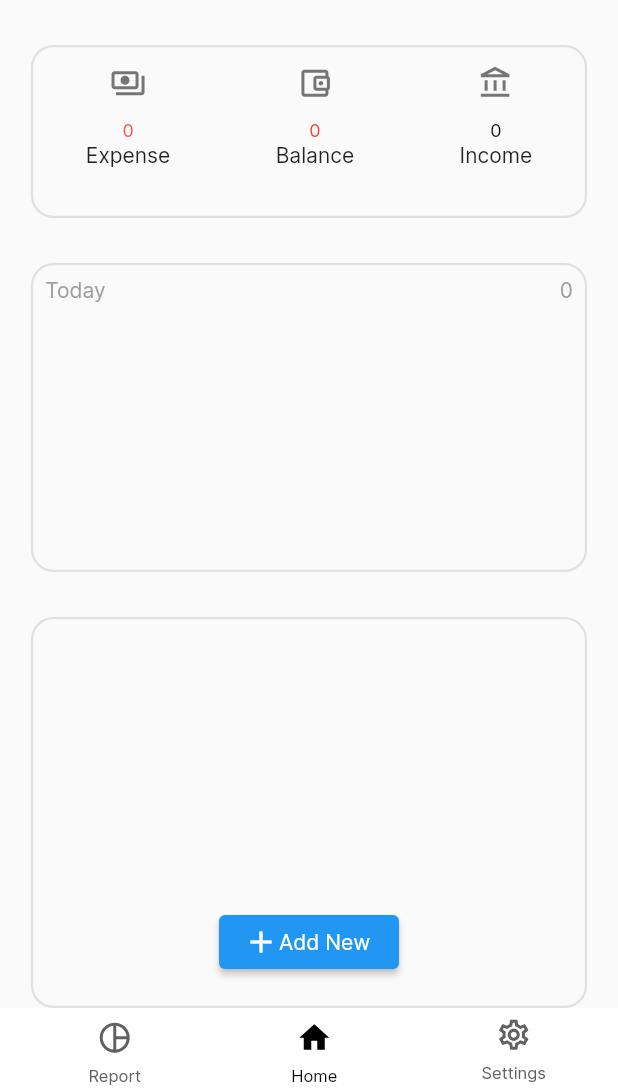
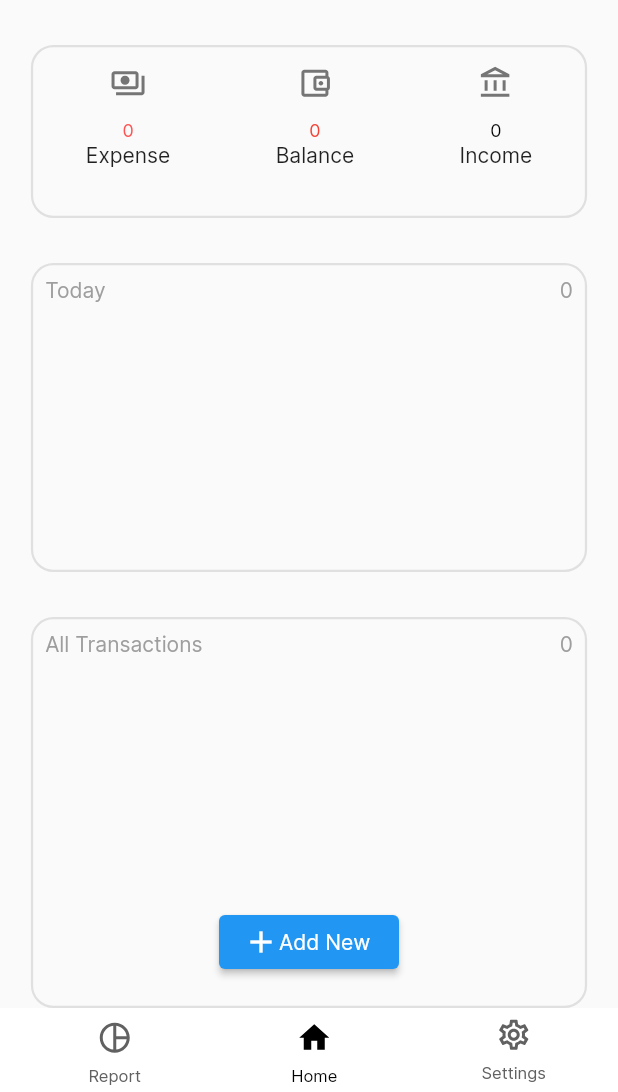
Before and after one commit to bounceit/kitty, a Flutter app: the screen it shows after launch, on a phone screen of 412 x 824 dp, the part 144-1236 px from its top. Run offline on Flutter 3.47's test engine with Material 2 defaults, Android fonts, the phone set to English and light mode, and no system bars; our stand-ins replace bloc, equatable, flutter_bloc, flutter_svg, google_fonts, sliding_up_panel and 1 more; missing offline and left inert: month_year_picker, shared_preferences_web; accounts and stored records are empty.

Commit message:
Update container_for_list.dart

```diff
--- a/lib/pages/main_pages/home_page/widgets/container_for_list.dart
+++ b/lib/pages/main_pages/home_page/widgets/container_for_list.dart
@@ -78,3 +78,57 @@ class TodayTransactionBuilder extends StatelessWidget {
     );
   }
 }
+
+class AllTransactionContainer extends StatelessWidget {
+  AllTransactionContainer({
+    required this.child,
+    Key? key,
+  }) : super(key: key);
+  Widget child;
+
+  @override
+  Widget build(BuildContext context) {
+    return BlocProvider(
+      create: (context) => TotalBloc()..add(GetTotalList()),
+      child: Column(
+        children: [
+          Padding(
+            padding: const EdgeInsets.all(8.0),
+            child: Row(
+              mainAxisAlignment: MainAxisAlignment.spaceBetween,
+              children: [
+                Text(
+                  'All Transactions',
+                  style: TextStyle(
+                    color: Colors.grey.shade500,
+                  ),
+                ),
+                BlocBuilder<TotalBloc, TotalState>(
+                  builder: (context, state) {
+                    if (state is TotalLoaded) {
+                      final balance = state.summuryModel.income -
+                          state.summaryExp.expensive;
+                      if (balance > 0) {
+                        return Text(
+                          '+$balance',
+                          style: TextStyle(color: Colors.grey.shade500),
+                        );
+                      } else {
+                        return Text(
+                          '$balance',
+                          style: TextStyle(color: Colors.grey.shade500),
+                        );
+                      }
+                    }
+                    return Container();
+                  },
+                )
+              ],
+            ),
+          ),
+          Expanded(child: child),
+        ],
+      ),
+    );
+  }
+}
```
